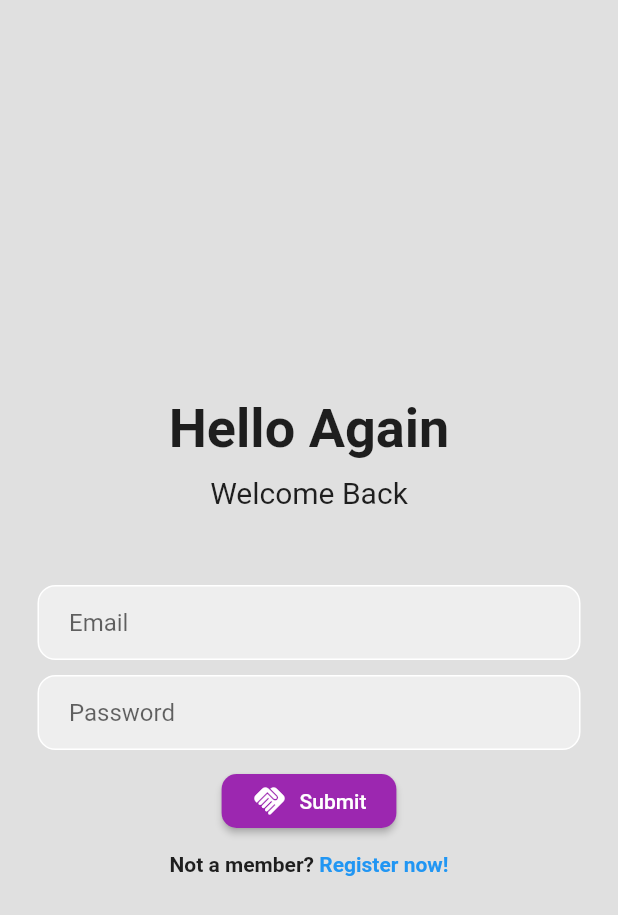
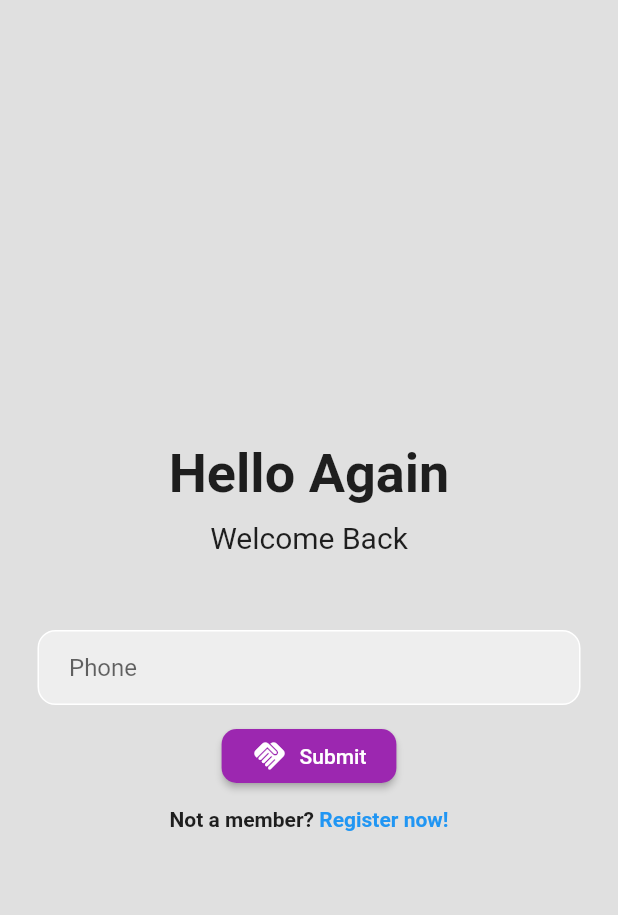
Before and after one commit to Chahine-tech/SimpleApp, a Flutter app: the screen it shows after launch, on a phone screen of 412 x 824 dp. Shown: the top 915 px of the screen. Run offline on Flutter 3.47's test engine with Material 2 defaults, Android fonts, the phone set to English and light mode, and no system bars; our stand-ins replace firebase_auth, firebase_core, pinput; accounts and stored records are empty.

```diff
--- a/lib/components/default_button.dart
+++ b/lib/components/default_button.dart
@@ -2,21 +2,15 @@ import 'package:flutter/material.dart';
 import 'package:mobile/screens/event.dart';
 
 class DefaultButton extends StatelessWidget {
-  const DefaultButton({super.key, this.color = Colors.blue});
+  const DefaultButton({super.key, this.color = Colors.blue, this.press});
   final Color color;
+  final Function()? press;
 
   @override
   Widget build(BuildContext context) {
     return SizedBox(
       child: ElevatedButton.icon(
-            onPressed: () {
-            Navigator.push(
-              context,
-               PageRouteBuilder(
-                pageBuilder: (_, __, ___,) => const EventPage()
-               )
-            );
-            },
+            onPressed: press,
             style: ElevatedButton.styleFrom(
               shape: RoundedRectangleBorder(borderRadius: BorderRadius.circular(10)),
               backgroundColor: color,
--- a/lib/screens/auth.dart
+++ b/lib/screens/auth.dart
@@ -1,5 +1,7 @@
 import 'package:flutter/material.dart';
 import 'package:mobile/components/default_button.dart';
+import 'package:mobile/screens/otp.dart';
+
 
 class AuthScreen extends StatefulWidget {
   const AuthScreen({super.key});
@@ -9,6 +11,8 @@ class AuthScreen extends StatefulWidget {
 }
 
 class _AuthScreenState extends State<AuthScreen> {
+   final _formKey = GlobalKey<FormState>();
+   final TextEditingController _controller = TextEditingController();
   @override
   Widget build(BuildContext context) {
     return Scaffold(
@@ -39,41 +43,24 @@ class _AuthScreenState extends State<AuthScreen> {
                 border: Border.all(color: Colors.white),
                 borderRadius: BorderRadius.circular(12)
                 ),
-            child: const Padding(
+            child: Padding(
               padding: EdgeInsets.only(left: 20.0),
               child: TextField(
                 decoration: InputDecoration(
                   border: InputBorder.none,
-                  hintText: 'Email',
+                  hintText: 'Phone',
                 ),
+                controller: _controller,
               ),
             ),
             ),
             ),
             const SizedBox(height: 10),
-            Padding(
-            padding: const EdgeInsets.symmetric(horizontal: 25.0),
-            child: Container(
-              decoration: BoxDecoration(
-                color: Colors.grey[200],
-                border: Border.all(color: Colors.white),
-                borderRadius: BorderRadius.circular(12)
-                ),
-            child: const Padding(
-              padding: EdgeInsets.only(left: 20.0),
-              child: TextField(
-                obscureText: true,
-                decoration: InputDecoration(
-                  border: InputBorder.none,
-                  hintText: 'Password',
-                ),
-              ),
-            ),
-            ),
-
-            ),
-            const SizedBox(height: 10),
-            const DefaultButton(color: Colors.purple),
+            DefaultButton(color: Colors.purple, press: () async {
+                  print(_controller.text);
+                  Navigator.of(context).push(MaterialPageRoute(
+                    builder: (context) => OTPScreen(phone: _controller.text)));
+            }),
             const SizedBox(height: 10),
             Row(
               mainAxisAlignment: MainAxisAlignment.center,
--- a/pubspec.yaml
+++ b/pubspec.yaml
@@ -32,6 +32,9 @@ dependencies:
   flutter:
     sdk: flutter
 
+  firebase_core: ^2.1.1
+  firebase_auth: ^4.2.1
+  pinput: ^2.2.19
 
   # The following adds the Cupertino Icons font to your application.
   # Use with the CupertinoIcons class for iOS style icons.
```
Also changed, not shown: lib/main.dart (+12 -1 lines), lib/screens/otp.dart (added, +105 -0 lines), lib/firebase_options.dart (added), pubspec.lock, 10 other files.
